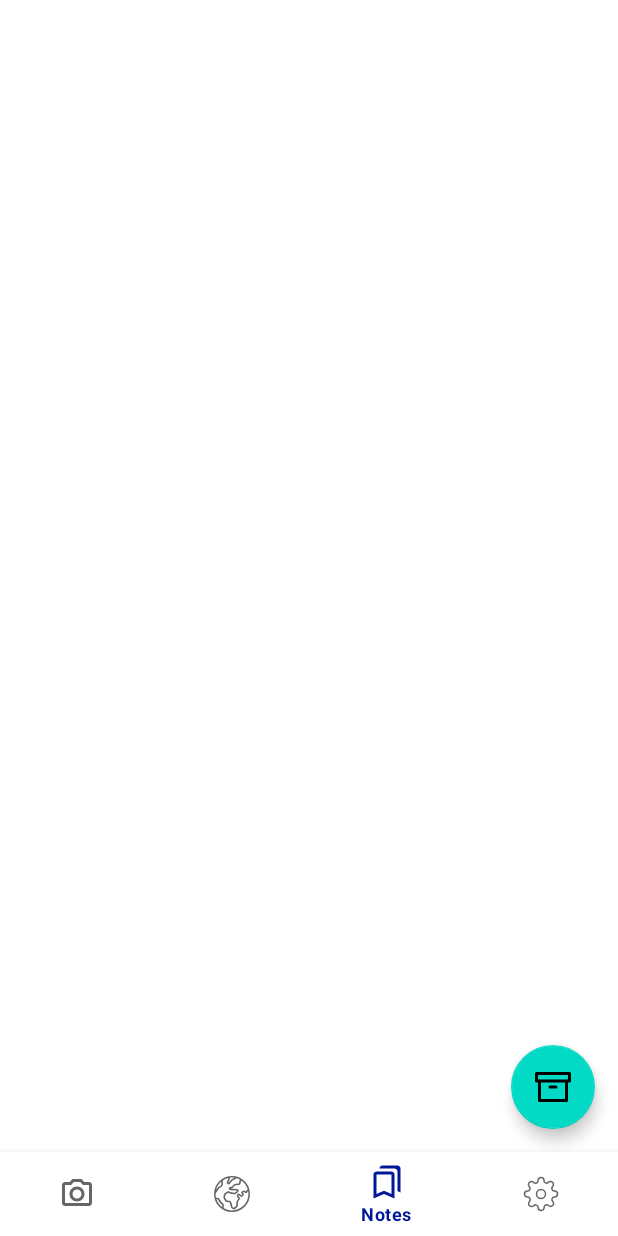
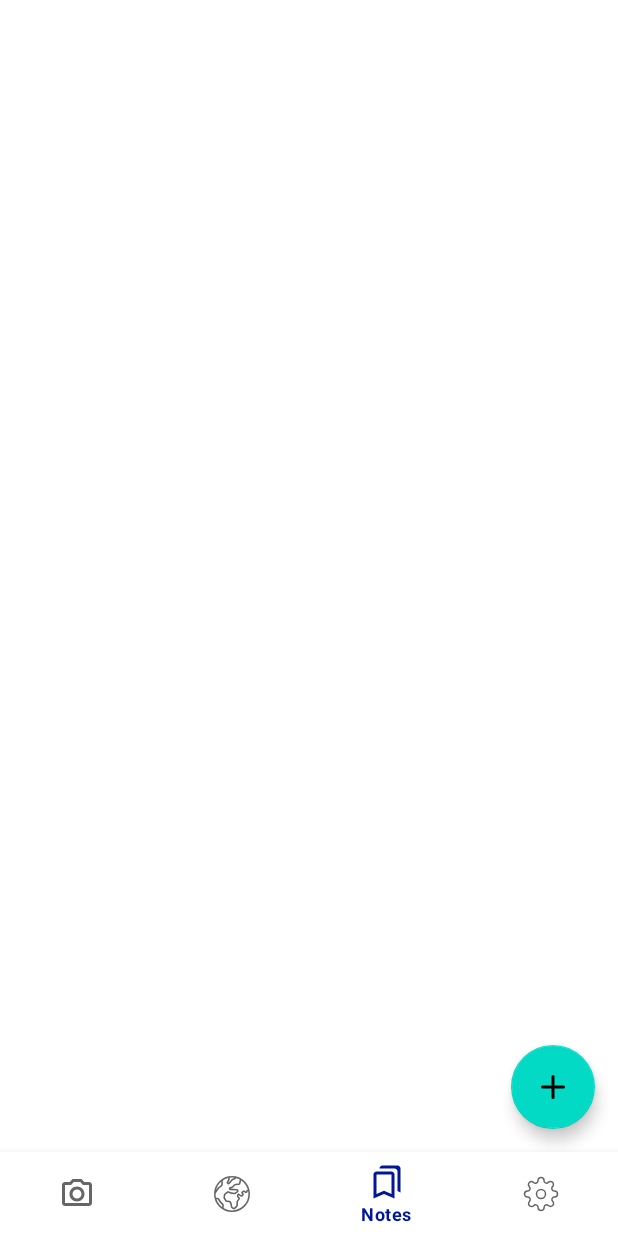
Before and after one commit to tatiana-ty/PictureOfTheDay, an Android app: the screen it shows after launch (MainActivity), item 3 of the bottom bar chosen, on a phone screen of 412 x 824 dp. Run offline under Robolectric (Android 15) with nearby library versions, the phone set to English and light mode, and no system bars; our stand-ins replace Room's generated code; libraries missing offline, so code that uses them is left out: coil.api.load; pictures from the network do not load; Roboto replaces fonts that are not available here.

Commit message:
homework6 - Notes

```diff
--- a/app/src/main/res/layout/notes_fragment.xml
+++ b/app/src/main/res/layout/notes_fragment.xml
@@ -10,7 +10,6 @@
 
 
     <androidx.recyclerview.widget.RecyclerView
-        android:background="@android:color/darker_gray"
         android:id="@+id/notesRecyclerView"
         android:layout_width="match_parent"
         android:layout_height="wrap_content"
@@ -25,7 +24,7 @@
         android:layout_width="wrap_content"
         android:layout_height="wrap_content"
         android:layout_margin="15dp"
-        android:src="@drawable/ic_archive"
+        android:src="@drawable/ic_plus_fab"
         app:layout_constraintBottom_toBottomOf="parent"
         app:layout_constraintEnd_toEndOf="parent" />
 
```
